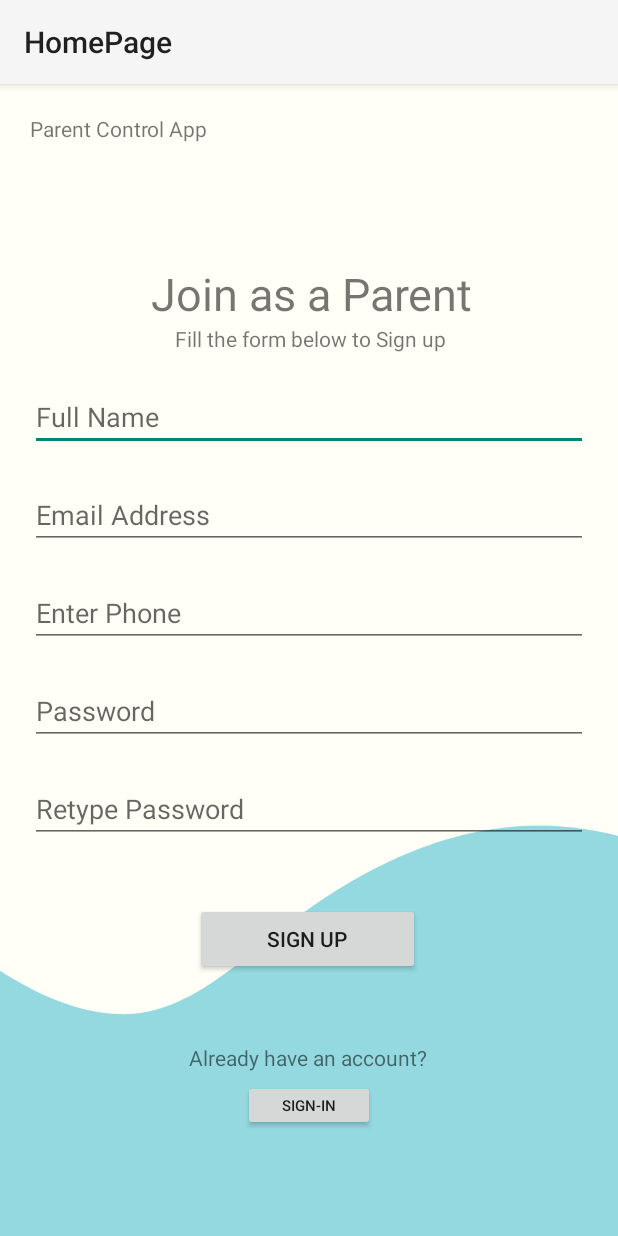
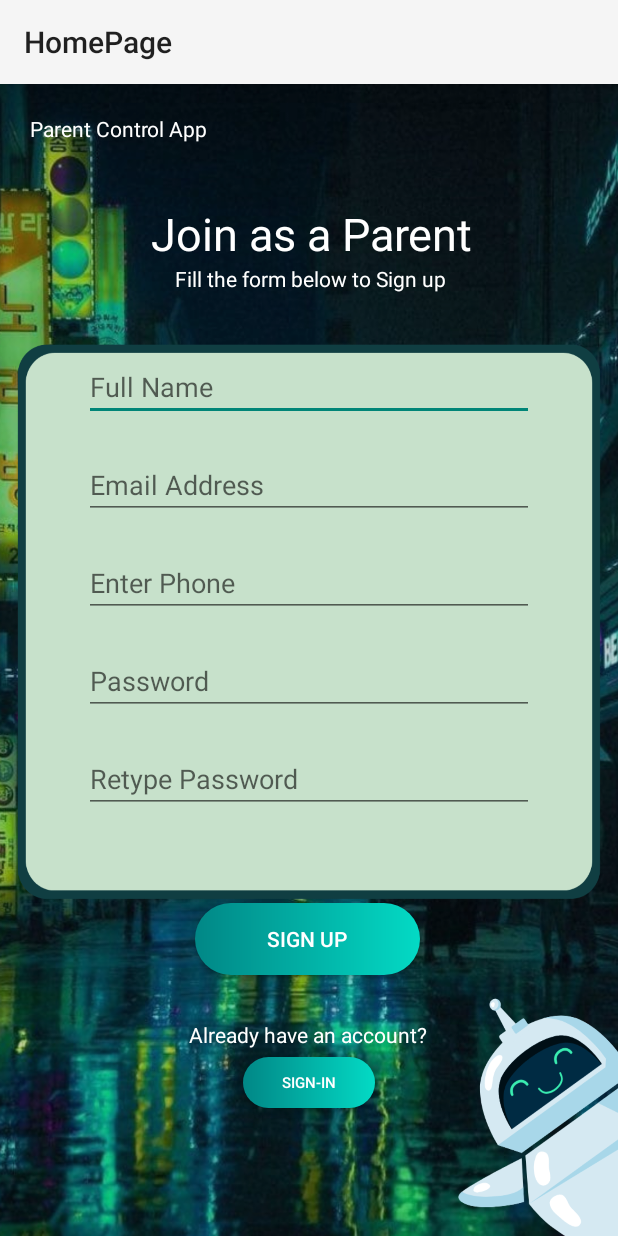
Before and after one commit to anushkagupta747/Android-Studio, an Android app: the ParentRegister screen opened directly, with no data from a screen before it, on a phone screen of 412 x 824 dp. Run offline under Robolectric (Android 15) with nearby library versions, the phone set to English and light mode, and no system bars.

Commit message:
Initial commit

```diff
--- /dev/null
+++ b/app/src/main/res/drawable/cp3_button.xml
@@ -0,0 +1,7 @@
+<?xml version="1.0" encoding="utf-8"?>
+<shape xmlns:android="http://schemas.android.com/apk/res/android" android:shape="rectangle">
+    <gradient android:startColor="@color/teal_700" android:endColor="@color/teal_200"
+        android:type="linear"/>
+    <corners android:radius="50dp"></corners>
+
+</shape>
--- a/app/src/main/res/layout/activity_parent_register.xml
+++ b/app/src/main/res/layout/activity_parent_register.xml
@@ -5,7 +5,7 @@
     android:layout_width="match_parent"
     android:padding="20dp"
     android:orientation="vertical"
-    android:background="@drawable/blueparreg">
+    android:background="@drawable/cp4">
 
 
     <TextView
@@ -13,8 +13,8 @@
         android:layout_width="wrap_content"
         android:layout_height="wrap_content"
         android:text="Parent Control App"
-        android:layout_marginBottom="80dp"
-
+        android:layout_marginBottom="40dp"
+        android:textColor="@color/white"
         />
 
 
@@ -24,7 +24,7 @@
         android:layout_height="wrap_content"
         android:gravity="center"
         android:text="Join as a Parent"
-
+        android:textColor="@color/white"
         android:textSize="30dp"
         />
 
@@ -34,12 +34,13 @@
         android:layout_height="wrap_content"
         android:gravity="center"
         android:text="Fill the form below to Sign up"
-
-        android:layout_marginBottom="20dp"/>
+        android:textColor="@color/white"
+        android:layout_marginBottom="40dp"/>
 
     <EditText
         android:id="@+id/parent_fullname_edit"
-        android:layout_width="match_parent"
+        android:layout_width="300dp"
+        android:layout_gravity="center_horizontal"
         android:layout_height="wrap_content"
         android:layout_marginBottom="20dp"
         android:hint="Full Name"
@@ -50,7 +51,8 @@
 
     <EditText
         android:id="@+id/parent_emailaddress_edit"
-        android:layout_width="match_parent"
+        android:layout_width="300dp"
+        android:layout_gravity="center_horizontal"
         android:layout_height="wrap_content"
         android:layout_marginBottom="20dp"
         android:hint="Email Address"
@@ -59,7 +61,8 @@
 
     <EditText
         android:id="@+id/parent_number_edit"
-        android:layout_width="match_parent"
+        android:layout_width="300dp"
+        android:layout_gravity="center_horizontal"
         android:layout_height="wrap_content"
         android:layout_marginBottom="20dp"
         android:hint="Enter Phone"
@@ -68,7 +71,8 @@
 
     <EditText
         android:id="@+id/parent_password_edit"
-        android:layout_width="match_parent"
+        android:layout_width="300dp"
+        android:layout_gravity="center_horizontal"
         android:layout_height="wrap_content"
         android:layout_marginBottom="20dp"
         android:hint="Password"
@@ -77,20 +81,23 @@
 
     <EditText
         android:id="@+id/parent_repassword_edit"
-        android:layout_width="match_parent"
+        android:layout_width="300dp"
+        android:layout_gravity="center_horizontal"
         android:layout_height="wrap_content"
         android:layout_marginBottom="20dp"
         android:hint="Retype Password"
 
         android:inputType="textPassword" />
 
-    <Button
+    <android.widget.Button
         android:id="@+id/parent_signup_button"
         android:layout_width="150dp"
         android:layout_height="wrap_content"
         android:text="Sign up"
-        android:layout_marginTop="20dp"
+        android:layout_marginTop="40dp"
         android:layout_marginLeft="110dp"
+        android:textColor="@color/white"
+        android:background="@drawable/cp3_button"
         />
 
     <TextView
@@ -99,18 +106,20 @@
         android:layout_height="wrap_content"
         android:gravity="center"
         android:text="Already have an account? "
-
-        android:layout_marginTop="45dp"
+        android:textColor="@color/white"
+        android:layout_marginTop="30dp"
         />
 
 
-    <Button
+    <android.widget.Button
         android:id="@+id/parent_signin_button"
         android:layout_width="wrap_content"
         android:layout_height="34dp"
         android:layout_gravity="center"
         android:layout_marginTop="5dp"
         android:text="Sign-In"
-        android:textSize="10dp"/>
+        android:textSize="10dp"
+        android:textColor="@color/white"
+        android:background="@drawable/cp3_button"/>
 
 </LinearLayout>
```
Also changed, not shown: app/src/main/res/drawable/main_gradient_button.xml (added, +7 -0 lines), app/src/main/res/layout/activity_child_login.xml (+10 -7 lines), app/src/main/res/layout/activity_front_page.xml (+27 -26 lines), app/src/main/res/layout/activity_home.xml (+8 -8 lines), app/src/main/res/layout/activity_main.xml (+12 -8 lines), app/src/main/res/layout/activity_parent_login.xml (+23 -16 lines), app/src/main/res/cphome.jpg (added), app/src/main/res/drawable/cp1.png (added), app/src/main/res/drawable/cp3.png (added), app/src/main/res/drawable/cp4.png (added), app/src/main/res/drawable/cphome1.jpg (added), 2 other files.
